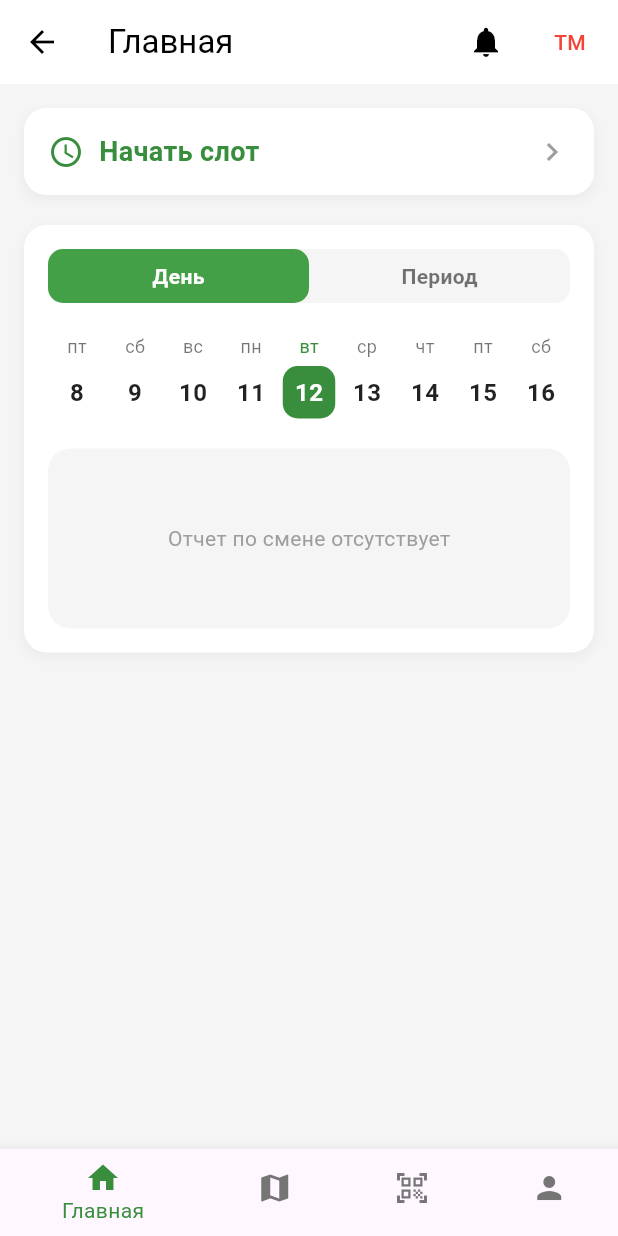
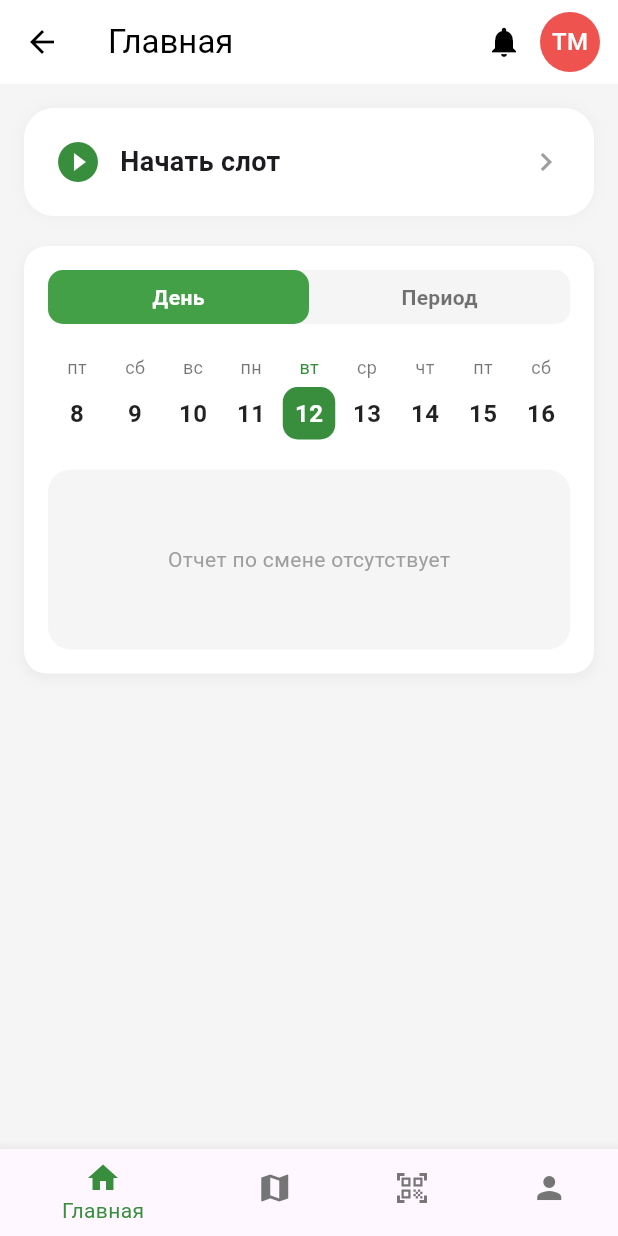
Before and after one commit to sse-evn/eomstart, a Flutter app: the DashboardScreen screen opened by its route, on a phone screen of 412 x 824 dp. Run offline on Flutter 3.47's test engine with Material 3 defaults, Android fonts, the light colour scheme and no system bars; our stand-ins replace flutter_map, flutter_secure_storage, flutter_svg, geolocator, image_picker, latlong2 and 4 more; missing offline and left inert: flutter_map_geojson, mobile_scanner, webview_flutter_android, webview_flutter_wkwebview; accounts and stored records are empty.

Commit message:
add slot card, and fix bugs

```diff
--- a/lib/components/report_card.dart
+++ b/lib/components/report_card.dart
@@ -109,7 +109,6 @@ class ReportCard extends StatelessWidget {
       ),
       child: Column(
         children: [
-          InfoRow(label: 'Водитель', value: data.transportStatus),
           const Divider(),
           InfoRow(label: 'По задачнику ТС', value: data.newTasks.toString()),
           InfoRow(label: 'Выбранный слот', value: data.selectedSlot),
--- a/lib/components/slot_card.dart
+++ b/lib/components/slot_card.dart
@@ -1,4 +1,3 @@
-// lib/screens/dashboard/components/slot_card.dart
 import 'package:flutter/material.dart';
 import 'package:provider/provider.dart';
 import 'package:intl/intl.dart';
@@ -10,7 +9,6 @@ class SlotCard extends StatelessWidget {
 
   @override
   Widget build(BuildContext context) {
-    // ✅ Только нужные поля — не перестраиваем весь экран
     final slotState = context.select((ShiftProvider p) => p.slotState);
     final activeDuration =
         context.select((ShiftProvider p) => p.activeDuration);
@@ -19,50 +17,54 @@ class SlotCard extends StatelessWidget {
       final startTime =
           DateTime.now().subtract(Duration(seconds: activeDuration));
       final timeString = _formatDuration(activeDuration);
-
       return Container(
-        padding: const EdgeInsets.all(16.0),
+        padding: const EdgeInsets.all(20),
         decoration: BoxDecoration(
-          color: Colors.green[700],
-          borderRadius: BorderRadius.circular(15.0),
+          gradient: LinearGradient(
+            colors: [Colors.green[700]!, Colors.green[500]!],
+            begin: Alignment.topLeft,
+            end: Alignment.bottomRight,
+          ),
+          borderRadius: BorderRadius.circular(20),
+          boxShadow: [
+            BoxShadow(
+                color: Colors.green.withOpacity(0.3),
+                blurRadius: 10,
+                offset: const Offset(0, 5)),
+          ],
         ),
         child: Column(
           children: [
             Row(
               mainAxisAlignment: MainAxisAlignment.spaceBetween,
               children: [
-                Column(
-                  crossAxisAlignment: CrossAxisAlignment.start,
-                  children: [
-                    Text('Активный слот',
-                        style:
-                            TextStyle(color: Colors.green[100], fontSize: 16)),
-                    const SizedBox(height: 4),
-                    Text('Слот активен',
-                        style: TextStyle(
-                            color: Colors.white,
-                            fontSize: 24,
-                            fontWeight: FontWeight.bold)),
-                  ],
-                ),
+                Column(crossAxisAlignment: CrossAxisAlignment.start, children: [
+                  const Text('Активный слот',
+                      style: TextStyle(color: Colors.white70, fontSize: 16)),
+                  const SizedBox(height: 4),
+                  const Text('Слот активен',
+                      style: TextStyle(
+                          color: Colors.white,
+                          fontSize: 24,
+                          fontWeight: FontWeight.bold)),
+                ]),
                 GestureDetector(
                   onTap: () => _confirmEndSlot(context),
-                  child: const Icon(Icons.power_settings_new,
-                      color: Colors.white, size: 40),
+                  child: const CircleAvatar(
+                    backgroundColor: Colors.red,
+                    radius: 24,
+                    child: Icon(Icons.power_settings_new, color: Colors.white),
+                  ),
                 ),
               ],
             ),
-            const SizedBox(height: 16),
-            const Divider(color: Colors.white54),
-            const SizedBox(height: 16),
+            const SizedBox(height: 20),
             Row(
-              mainAxisAlignment: MainAxisAlignment.spaceBetween,
+              mainAxisAlignment: MainAxisAlignment.spaceAround,
               children: [
-                _buildInfo(
-                    'Слот активен',
-                    '${DateFormat('HH:mm').format(startTime)} – сейчас',
-                    Colors.white),
-                _buildInfo('Время работы', timeString, Colors.white),
+                _buildInfo('Слот активен',
+                    '${DateFormat('HH:mm').format(startTime)} – сейчас'),
+                _buildInfo('Время работы', timeString),
               ],
             ),
           ],
@@ -72,32 +74,25 @@ class SlotCard extends StatelessWidget {
       return GestureDetector(
         onTap: () => _openSlotSetupModal(context),
         child: Container(
-          padding: const EdgeInsets.all(16.0),
+          padding: const EdgeInsets.all(20),
           decoration: BoxDecoration(
             color: Colors.white,
-            borderRadius: BorderRadius.circular(15.0),
+            borderRadius: BorderRadius.circular(20),
             boxShadow: [
-              BoxShadow(
-                  color: Colors.grey.withOpacity(0.1),
-                  spreadRadius: 1,
-                  blurRadius: 5,
-                  offset: Offset(0, 3)),
+              BoxShadow(color: Colors.grey.withOpacity(0.1), blurRadius: 8)
             ],
           ),
           child: Row(
             mainAxisAlignment: MainAxisAlignment.spaceBetween,
             children: [
-              Row(
-                children: [
-                  Icon(Icons.access_time, color: Colors.green[700]),
-                  const SizedBox(width: 10),
-                  Text('Начать слот',
-                      style: TextStyle(
-                          fontSize: 18,
-                          fontWeight: FontWeight.bold,
-                          color: Colors.green[700])),
-                ],
-              ),
+              Row(children: [
+                Icon(Icons.play_circle_fill,
+                    color: Colors.green[700], size: 32),
+                const SizedBox(width: 12),
+                const Text('Начать слот',
+                    style:
+                        TextStyle(fontSize: 18, fontWeight: FontWeight.bold)),
+              ]),
               const Icon(Icons.chevron_right, color: Colors.grey),
             ],
           ),
@@ -106,16 +101,18 @@ class SlotCard extends StatelessWidget {
     }
   }
 
-  Widget _buildInfo(String title, String value, Color color) {
+  Widget _buildInfo(String title, String value) {
     return Column(
       crossAxisAlignment: CrossAxisAlignment.start,
       children: [
         Text(title,
-            style: TextStyle(color: color.withOpacity(0.7), fontSize: 14)),
+            style: const TextStyle(color: Colors.white70, fontSize: 14)),
         const SizedBox(height: 4),
         Text(value,
-            style: TextStyle(
-                color: color, fontSize: 18, fontWeight: FontWeight.bold)),
+            style: const TextStyle(
+                color: Colors.white,
+                fontSize: 18,
+                fontWeight: FontWeight.bold)),
       ],
     );
   }
@@ -131,7 +128,7 @@ class SlotCard extends StatelessWidget {
       context: context,
       builder: (ctx) => AlertDialog(
         title: const Text('Завершить слот?'),
-        content: const Text('Вы уверены? Это действие нельзя отменить.'),
+        content: const Text('Вы уверены?'),
         actions: [
           TextButton(
               onPressed: () => Navigator.pop(ctx), child: const Text('Отмена')),
--- a/lib/screens/dashboard_screen.dart
+++ b/lib/screens/dashboard_screen.dart
@@ -1,11 +1,6 @@
-// lib/screens/dashboard/dashboard_screen.dart
-import 'dart:io';
 import 'package:flutter/material.dart';
 import 'package:provider/provider.dart';
-import 'package:intl/intl.dart';
-
 import '../../providers/shift_provider.dart';
-import '../../models/shift_data.dart';
 import '../components/slot_card.dart';
 import '../components/report_card.dart';
 
@@ -22,14 +17,31 @@ class _DashboardScreenState extends State<DashboardScreen> {
   @override
   void initState() {
     super.initState();
-    // Устанавливаем токен и загружаем смены
     WidgetsBinding.instance.addPostFrameCallback((_) {
       final provider = context.read<ShiftProvider>();
-      // Убедимся, что токен уже установлен (в main.dart)
       if (provider.slotState == SlotState.inactive) {
         provider.loadShifts();
       }
     });
+  }
+
+  void _onTabTapped(int index) {
+    if (index == _currentIndex) return;
+    setState(() => _currentIndex = index);
+    switch (index) {
+      case 0:
+        Navigator.pushReplacementNamed(context, '/dashboard');
+        break;
+      case 1:
+        Navigator.pushReplacementNamed(context, '/map');
+        break;
+      case 2:
+        Navigator.pushReplacementNamed(context, '/qr_scanner');
+        break;
+      case 3:
+        Navigator.pushReplacementNamed(context, '/profile');
+        break;
+    }
   }
 
   @override
@@ -39,46 +51,37 @@ class _DashboardScreenState extends State<DashboardScreen> {
         title: const Text('Главная'),
         actions: [
           IconButton(icon: const Icon(Icons.notifications), onPressed: () {}),
-          TextButton(
-            onPressed: () {},
-            child: const Text('TM', style: TextStyle(color: Colors.red)),
+          GestureDetector(
+            onTap: () => Navigator.pushNamed(context, '/profile'),
+            child: Padding(
+              padding: const EdgeInsets.only(right: 12),
+              child: CircleAvatar(
+                backgroundColor: Colors.red[400],
+                child: const Text('TM', style: TextStyle(color: Colors.white)),
+              ),
+            ),
           ),
         ],
       ),
-      body: SingleChildScrollView(
-        padding: const EdgeInsets.all(16.0),
-        child: Column(
-          crossAxisAlignment: CrossAxisAlignment.start,
-          children: [
-            // ✅ Убрали const — виджеты динамические
-            const SlotCard(),
-            const SizedBox(height: 20),
-            const ReportCard(),
-          ],
+      body: RefreshIndicator(
+        onRefresh: () => context.read<ShiftProvider>().loadShifts(),
+        child: SingleChildScrollView(
+          physics: const AlwaysScrollableScrollPhysics(),
+          padding: const EdgeInsets.all(16.0),
+          child: Column(
+            children: const [
+              SlotCard(),
+              SizedBox(height: 20),
+              ReportCard(),
+            ],
+          ),
         ),
       ),
       bottomNavigationBar: BottomNavigationBar(
         currentIndex: _currentIndex,
         selectedItemColor: Colors.green[700],
         unselectedItemColor: Colors.grey[600],
-        backgroundColor: Colors.white,
-        onTap: (index) {
-          setState(() => _currentIndex = index);
-          switch (index) {
-            case 0:
-              Navigator.pushNamed(context, '/dashboard');
-              break;
-            case 1:
-              Navigator.pushNamed(context, '/map');
-              break;
-            case 2:
-              Navigator.pushNamed(context, '/qr_scanner');
-              break;
-            case 3:
-              Navigator.pushNamed(context, '/profile');
-              break;
-          }
-        },
+        onTap: _onTabTapped,
         items: const [
           BottomNavigationBarItem(icon: Icon(Icons.home), label: 'Главная'),
           BottomNavigationBarItem(icon: Icon(Icons.map), label: 'Карта'),
```
